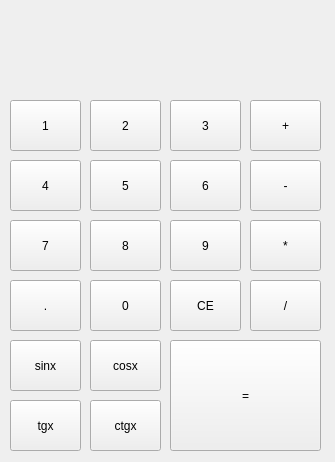
Old version of the form mainwindow.ui in the repository pelswick100/AK2-project.
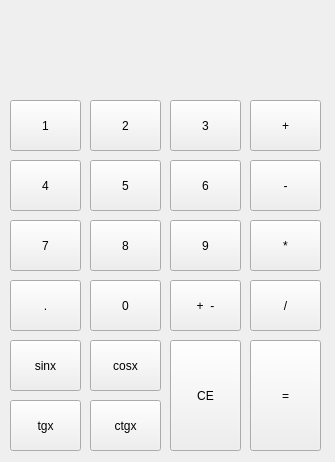
New version of the form.

Diff of the .ui file:
```diff
--- a/mainwindow.ui
+++ b/mainwindow.ui
@@ -24,9 +24,9 @@
     <property name="geometry">
      <rect>
       <x>10</x>
-      <y>10</y>
+      <y>50</y>
       <width>311</width>
-      <height>71</height>
+      <height>31</height>
      </rect>
     </property>
     <property name="autoFillBackground">
@@ -131,9 +131,9 @@
     <property name="geometry">
      <rect>
       <x>170</x>
-      <y>280</y>
+      <y>340</y>
       <width>71</width>
-      <height>51</height>
+      <height>111</height>
      </rect>
     </property>
     <property name="text">
@@ -247,9 +247,9 @@
    <widget class="QPushButton" name="znakrowna">
     <property name="geometry">
      <rect>
-      <x>170</x>
+      <x>250</x>
       <y>340</y>
-      <width>151</width>
+      <width>71</width>
       <height>111</height>
      </rect>
     </property>
@@ -309,6 +309,35 @@
      <string>ctgx</string>
     </property>
    </widget>
+   <widget class="QPushButton" name="znakujemny">
+    <property name="geometry">
+     <rect>
+      <x>170</x>
+      <y>280</y>
+      <width>71</width>
+      <height>51</height>
+     </rect>
+    </property>
+    <property name="text">
+     <string>+  -</string>
+    </property>
+   </widget>
+   <widget class="QLabel" name="ekran2">
+    <property name="geometry">
+     <rect>
+      <x>10</x>
+      <y>10</y>
+      <width>311</width>
+      <height>31</height>
+     </rect>
+    </property>
+    <property name="autoFillBackground">
+     <bool>true</bool>
+    </property>
+    <property name="text">
+     <string/>
+    </property>
+   </widget>
   </widget>
  </widget>
  <layoutdefault spacing="6" margin="11"/>
```
